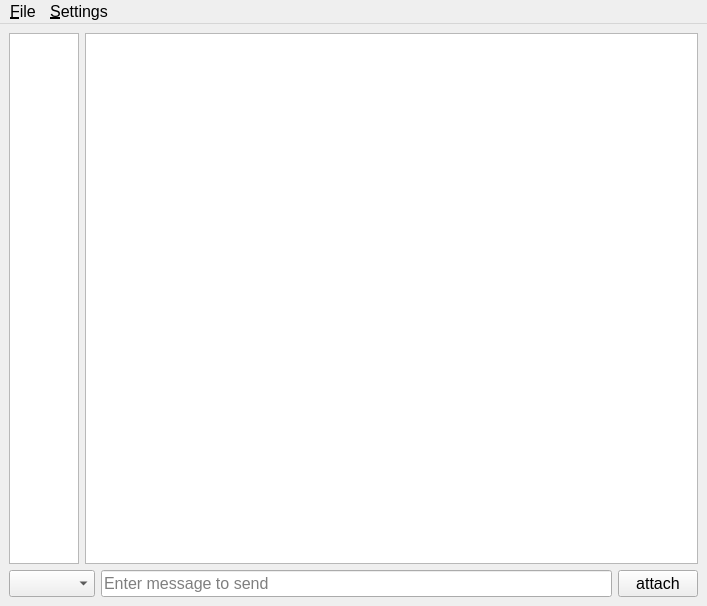
Above: frontend/ui_files/mainwindow.ui from alessacher/htl-tk-chat before the change. Below: the same form after it.
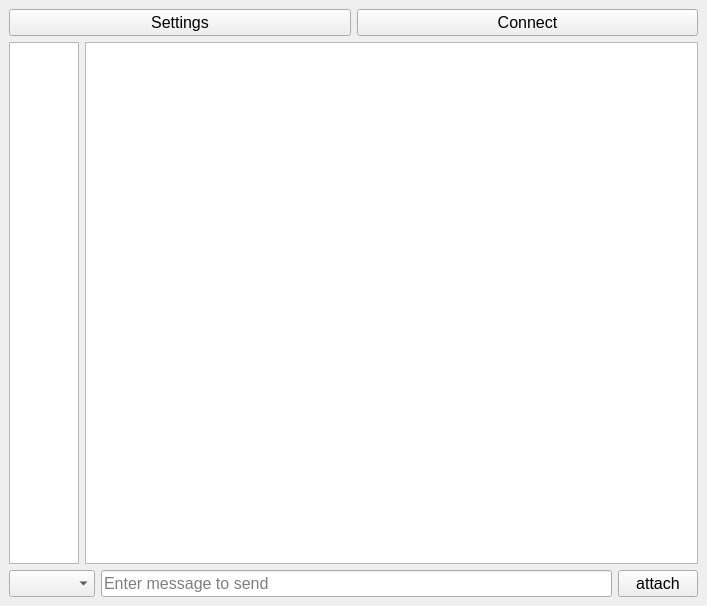
That is the form after the change. Icons and pictures are not drawn.

Commit message: Removed Menubar and add QuickConnect button

```diff
--- a/frontend/ui_files/mainwindow.ui
+++ b/frontend/ui_files/mainwindow.ui
@@ -33,7 +33,7 @@
     <cursorShape>ArrowCursor</cursorShape>
    </property>
    <layout class="QGridLayout" name="gridLayout">
-    <item row="1" column="0" colspan="2">
+    <item row="4" column="0" colspan="2">
      <layout class="QHBoxLayout" name="horizontalLayout">
       <item>
        <widget class="QComboBox" name="userSelect"/>
@@ -81,8 +81,66 @@
       </item>
      </layout>
     </item>
-    <item row="0" column="1">
+    <item row="0" column="0" rowspan="2" colspan="2">
+     <layout class="QHBoxLayout" name="horizontalLayout_2">
+      <item>
+       <widget class="QPushButton" name="SettingButton">
+        <property name="sizePolicy">
+         <sizepolicy hsizetype="Minimum" vsizetype="Minimum">
+          <horstretch>0</horstretch>
+          <verstretch>0</verstretch>
+         </sizepolicy>
+        </property>
+        <property name="text">
+         <string>Settings</string>
+        </property>
+       </widget>
+      </item>
+      <item>
+       <widget class="QPushButton" name="ConnectButton">
+        <property name="sizePolicy">
+         <sizepolicy hsizetype="Minimum" vsizetype="Minimum">
+          <horstretch>0</horstretch>
+          <verstretch>0</verstretch>
+         </sizepolicy>
+        </property>
+        <property name="text">
+         <string>Connect</string>
+        </property>
+       </widget>
+      </item>
+     </layout>
+    </item>
+    <item row="3" column="0">
+     <widget class="QTableWidget" name="chatList">
+      <property name="sizePolicy">
+       <sizepolicy hsizetype="Minimum" vsizetype="Expanding">
+        <horstretch>0</horstretch>
+        <verstretch>0</verstretch>
+       </sizepolicy>
+      </property>
+      <property name="sizeAdjustPolicy">
+       <enum>QAbstractScrollArea::AdjustToContents</enum>
+      </property>
+      <property name="editTriggers">
+       <set>QAbstractItemView::NoEditTriggers</set>
+      </property>
+      <property name="textElideMode">
+       <enum>Qt::ElideNone</enum>
+      </property>
+      <attribute name="horizontalHeaderCascadingSectionResizes">
+       <bool>true</bool>
+      </attribute>
+     </widget>
+    </item>
+    <item row="3" column="1">
      <widget class="QListWidget" name="msgList">
+      <property name="sizePolicy">
+       <sizepolicy hsizetype="Expanding" vsizetype="Expanding">
+        <horstretch>0</horstretch>
+        <verstretch>0</verstretch>
+       </sizepolicy>
+      </property>
       <property name="sizeAdjustPolicy">
        <enum>QAbstractScrollArea::AdjustToContents</enum>
       </property>
@@ -118,54 +176,8 @@
       </property>
      </widget>
     </item>
-    <item row="0" column="0">
-     <widget class="QTableWidget" name="chatList">
-      <property name="sizePolicy">
-       <sizepolicy hsizetype="Minimum" vsizetype="Expanding">
-        <horstretch>0</horstretch>
-        <verstretch>0</verstretch>
-       </sizepolicy>
-      </property>
-      <property name="sizeAdjustPolicy">
-       <enum>QAbstractScrollArea::AdjustToContents</enum>
-      </property>
-      <property name="editTriggers">
-       <set>QAbstractItemView::NoEditTriggers</set>
-      </property>
-      <property name="textElideMode">
-       <enum>Qt::ElideNone</enum>
-      </property>
-      <attribute name="horizontalHeaderCascadingSectionResizes">
-       <bool>true</bool>
-      </attribute>
-     </widget>
-    </item>
    </layout>
   </widget>
-  <widget class="QMenuBar" name="menubar">
-   <property name="geometry">
-    <rect>
-     <x>0</x>
-     <y>0</y>
-     <width>707</width>
-     <height>24</height>
-    </rect>
-   </property>
-   <widget class="QMenu" name="menuFile">
-    <property name="title">
-     <string>&amp;File</string>
-    </property>
-    <addaction name="actionExport"/>
-   </widget>
-   <widget class="QMenu" name="menuSettings">
-    <property name="title">
-     <string>&amp;Settings</string>
-    </property>
-    <addaction name="actionServer"/>
-   </widget>
-   <addaction name="menuFile"/>
-   <addaction name="menuSettings"/>
-  </widget>
   <action name="actionExit">
    <property name="text">
     <string>E&amp;xit</string>
```
The commit also changes 5 other files.
